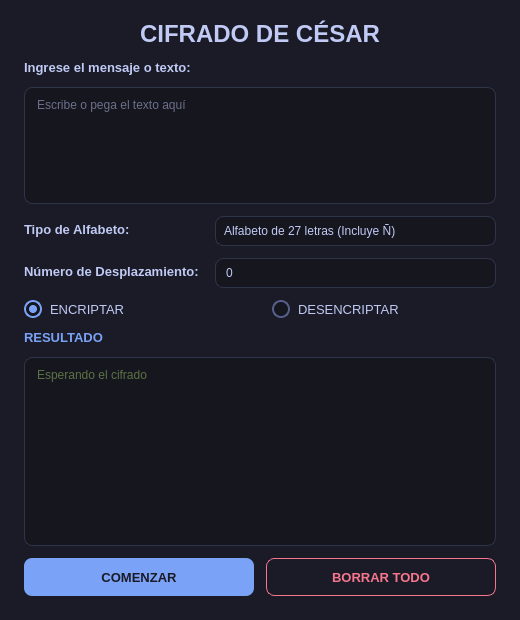
This is ui/main.ui in MartinSoftware/Criptografia_CifradoCesar as Qt 5 draws it before an edit. The edited form follows.
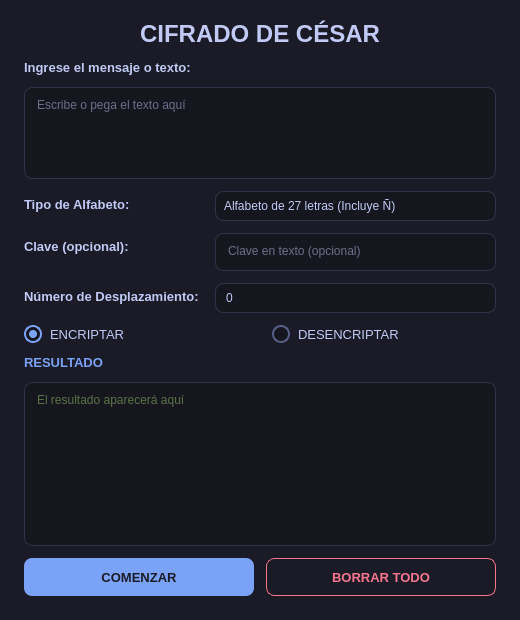
This is the edited form.

Commit message: feat: agregar implementación de encriptación opcional con clave

The edit to the form file:
```diff
--- a/ui/main.ui
+++ b/ui/main.ui
@@ -222,13 +222,42 @@
        </widget>
       </item>
       <item row="1" column="0">
+       <widget class="QLabel" name="labelClave">
+        <property name="text">
+         <string>Clave (opcional):</string>
+        </property>
+       </widget>
+      </item>
+      <item row="1" column="1">
+       <widget class="QPlainTextEdit" name="claveText">
+        <property name="minimumSize">
+         <size>
+          <width>0</width>
+          <height>38</height>
+         </size>
+        </property>
+        <property name="maximumSize">
+         <size>
+          <width>16777215</width>
+          <height>38</height>
+         </size>
+        </property>
+        <property name="verticalScrollBarPolicy">
+         <enum>Qt::ScrollBarPolicy::ScrollBarAlwaysOff</enum>
+        </property>
+        <property name="placeholderText">
+         <string>Clave en texto (opcional)</string>
+        </property>
+       </widget>
+      </item>
+      <item row="2" column="0">
        <widget class="QLabel" name="labelTEXT3">
         <property name="text">
          <string>Número de Desplazamiento:</string>
         </property>
        </widget>
       </item>
-      <item row="1" column="1">
+      <item row="2" column="1">
        <widget class="QSpinBox" name="spinNumDesplazamiento">
         <property name="minimum">
          <number>0</number>
@@ -283,7 +312,7 @@
        <bool>true</bool>
       </property>
       <property name="placeholderText">
-       <string>Esperando el cifrado</string>
+       <string>El resultado aparecerá aquí</string>
       </property>
      </widget>
     </item>
```
Left out of the diff: 2 changed lines with no effect on the pictures. The commit also changes 4 other files.
